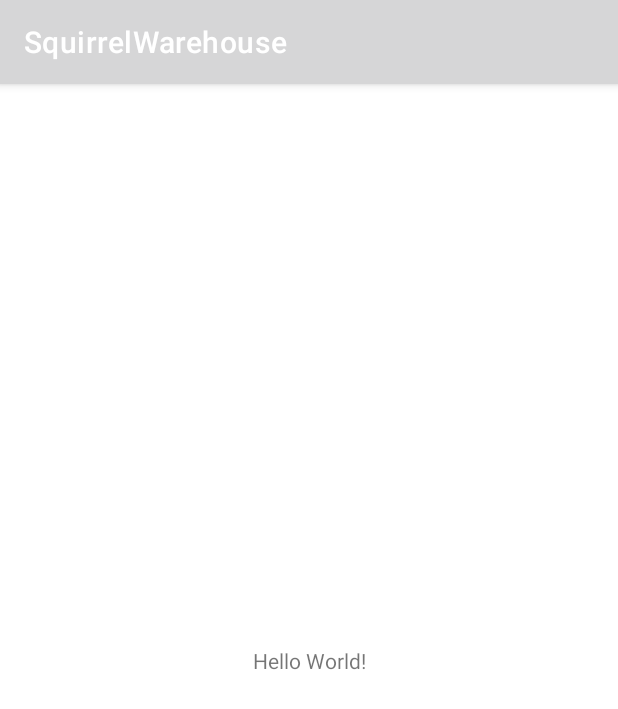
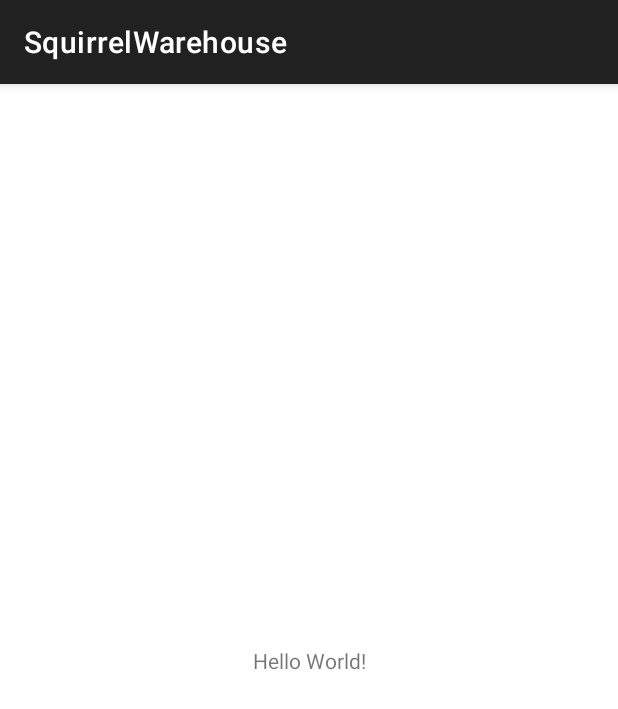
Before and after one commit to DS-Convergence/SquirrelWarehouse, an Android app: the screen it shows after launch (MainActivity), on a phone screen of 412 x 824 dp. Shown: the top 709 px of the screen. Run offline under Robolectric (Android 15) with nearby library versions, the light colour scheme and no system bars.

Commit message:
sewon 수정

```diff
--- a/app/src/main/res/values-night/themes.xml
+++ b/app/src/main/res/values-night/themes.xml
@@ -2,15 +2,15 @@
     <!-- Base application theme. -->
     <style name="Theme.SquirrelWarehouse" parent="Theme.MaterialComponents.DayNight.DarkActionBar">
         <!-- Primary brand color. -->
-        <item name="colorPrimary">@color/purple_200</item>
-        <item name="colorPrimaryVariant">@color/purple_700</item>
-        <item name="colorOnPrimary">@color/black</item>
+        <!--<item name="colorPrimary">@color/purple_200</item>-->
+        <!--<item name="colorPrimaryVariant">@color/purple_700</item>-->
+        <!--<item name="colorOnPrimary">@color/black</item>-->
         <!-- Secondary brand color. -->
-        <item name="colorSecondary">@color/teal_200</item>
-        <item name="colorSecondaryVariant">@color/teal_200</item>
-        <item name="colorOnSecondary">@color/black</item>
+        <!--<item name="colorSecondary">@color/teal_200</item>-->
+        <!--<item name="colorSecondaryVariant">@color/teal_200</item>-->
+        <!--<item name="colorOnSecondary">@color/black</item>-->
         <!-- Status bar color. -->
-        <item name="android:statusBarColor" tools:targetApi="l">?attr/colorPrimaryVariant</item>
+        <!--<item name="android:statusBarColor" tools:targetApi="l">?attr/colorPrimaryVariant</item>-->
         <!-- Customize your theme here. -->
     </style>
 </resources>
--- a/app/src/main/res/values/themes.xml
+++ b/app/src/main/res/values/themes.xml
@@ -2,15 +2,15 @@
     <!-- Base application theme. -->
     <style name="Theme.SquirrelWarehouse" parent="Theme.MaterialComponents.DayNight.DarkActionBar">
         <!-- Primary brand color. -->
-        <item name="colorPrimary">@color/purple_500</item>
-        <item name="colorPrimaryVariant">@color/purple_700</item>
-        <item name="colorOnPrimary">@color/white</item>
+        <!--<item name="colorPrimary">@color/purple_500</item>-->
+        <!--<item name="colorPrimaryVariant">@color/purple_700</item>-->
+        <!--<item name="colorOnPrimary">@color/white</item>-->
         <!-- Secondary brand color. -->
-        <item name="colorSecondary">@color/teal_200</item>
-        <item name="colorSecondaryVariant">@color/teal_700</item>
-        <item name="colorOnSecondary">@color/black</item>
+        <!--<item name="colorSecondary">@color/teal_200</item>-->
+        <!--<item name="colorSecondaryVariant">@color/teal_700</item>-->
+        <!--<item name="colorOnSecondary">@color/black</item>-->
         <!-- Status bar color. -->
-        <item name="android:statusBarColor" tools:targetApi="l">?attr/colorPrimaryVariant</item>
+        <!--<item name="android:statusBarColor" tools:targetApi="l">?attr/colorPrimaryVariant</item>-->
         <!-- Customize your theme here. -->
     </style>
 </resources>
```
Also changed, not shown: 604 other files.
